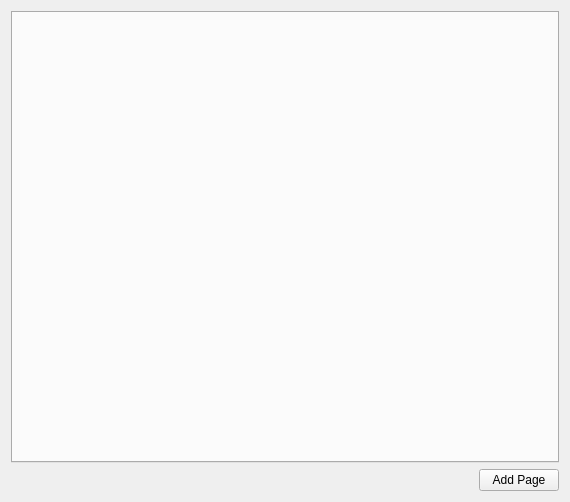
This is danbooru/ui_src/thumbnailarea.ui in lbeltrame/danbooru-client as Qt 5 draws it before an edit. The edited form follows.
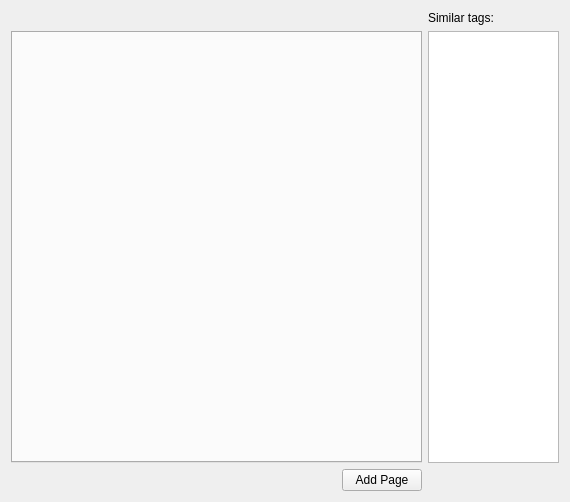
This is the edited form. Custom widgets are drawn as their Qt base class.

Commit message: Support for similar tags and a reworked action dialog. Based on a patch by Yuen Hoe Lim.

The edit to the form file:
```diff
--- a/danbooru/ui_src/thumbnailarea.ui
+++ b/danbooru/ui_src/thumbnailarea.ui
@@ -14,10 +14,10 @@
    <string/>
   </property>
   <layout class="QGridLayout" name="gridLayout">
-   <item row="0" column="0" colspan="2">
+   <item row="1" column="0" colspan="2">
     <widget class="KTabWidget" name="thumbnailTabWidget"/>
    </item>
-   <item row="1" column="0">
+   <item row="2" column="0">
     <spacer name="horizontalSpacer">
      <property name="orientation">
       <enum>Qt::Horizontal</enum>
@@ -30,13 +30,30 @@
      </property>
     </spacer>
    </item>
-   <item row="1" column="1">
+   <item row="2" column="1">
     <widget class="KPushButton" name="nextPageButton">
      <property name="text">
       <string>Add Page</string>
      </property>
     </widget>
    </item>
+   <item row="1" column="2">
+    <widget class="QListWidget" name="tagList">
+     <property name="maximumSize">
+      <size>
+       <width>176</width>
+       <height>16777215</height>
+      </size>
+     </property>
+    </widget>
+   </item>
+   <item row="0" column="2">
+    <widget class="QLabel" name="label">
+     <property name="text">
+      <string>Similar tags:</string>
+     </property>
+    </widget>
+   </item>
   </layout>
  </widget>
  <customwidgets>
```
The commit also changes 11 other files.
